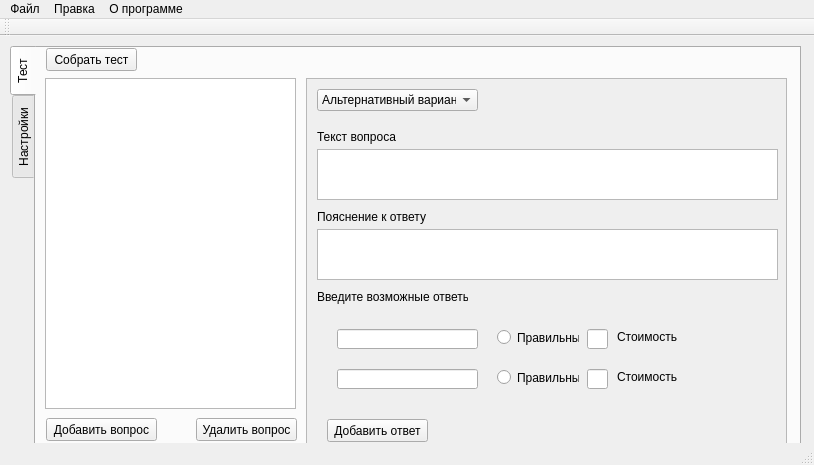
First picture: the form in mainwindow.ui, repository ImTema/createAndroidTest, before the edit.
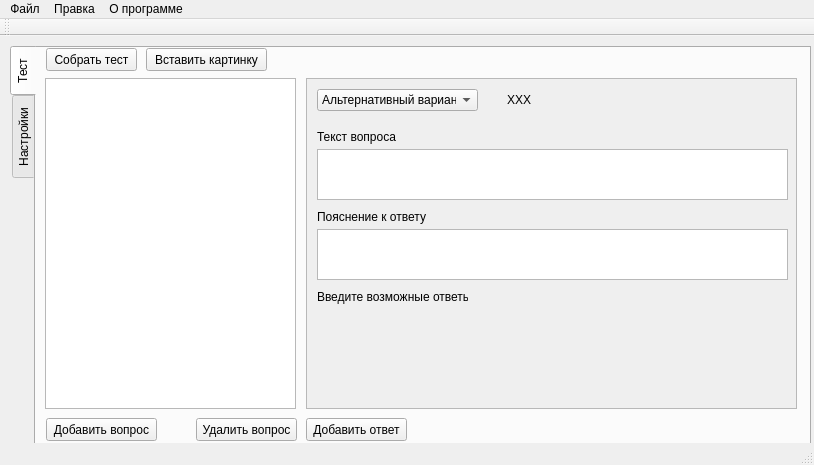
Second picture: the form after the edit. The open tabs and pages were chosen to show the change.

Commit message: creating and writing to *.xml file. opennong image with button creating questions by type

Patch:
```diff
--- a/mainwindow.ui
+++ b/mainwindow.ui
@@ -19,7 +19,7 @@
      <rect>
       <x>10</x>
       <y>10</y>
-      <width>791</width>
+      <width>801</width>
       <height>401</height>
      </rect>
     </property>
@@ -48,10 +48,25 @@
        <rect>
         <x>270</x>
         <y>30</y>
-        <width>481</width>
-        <height>371</height>
+        <width>491</width>
+        <height>331</height>
        </rect>
       </property>
+      <property name="sizePolicy">
+       <sizepolicy hsizetype="Expanding" vsizetype="Expanding">
+        <horstretch>0</horstretch>
+        <verstretch>0</verstretch>
+       </sizepolicy>
+      </property>
+      <property name="sizeIncrement">
+       <size>
+        <width>0</width>
+        <height>0</height>
+       </size>
+      </property>
+      <property name="sizeAdjustPolicy">
+       <enum>QAbstractScrollArea::AdjustToContents</enum>
+      </property>
       <property name="widgetResizable">
        <bool>true</bool>
       </property>
@@ -60,8 +75,8 @@
         <rect>
          <x>0</x>
          <y>0</y>
-         <width>479</width>
-         <height>369</height>
+         <width>489</width>
+         <height>329</height>
         </rect>
        </property>
        <widget class="QComboBox" name="comboBox">
@@ -122,10 +137,28 @@
          <rect>
           <x>10</x>
           <y>70</y>
-          <width>461</width>
+          <width>471</width>
           <height>51</height>
          </rect>
         </property>
+        <property name="sizePolicy">
+         <sizepolicy hsizetype="Expanding" vsizetype="Expanding">
+          <horstretch>0</horstretch>
+          <verstretch>0</verstretch>
+         </sizepolicy>
+        </property>
+        <property name="minimumSize">
+         <size>
+          <width>471</width>
+          <height>51</height>
+         </size>
+        </property>
+        <property name="sizeAdjustPolicy">
+         <enum>QAbstractScrollArea::AdjustToContents</enum>
+        </property>
+        <property name="lineWrapColumnOrWidth">
+         <number>0</number>
+        </property>
        </widget>
        <widget class="QLabel" name="label_2">
         <property name="geometry">
@@ -140,16 +173,6 @@
          <string>Пояснение к ответу</string>
         </property>
        </widget>
-       <widget class="QTextEdit" name="textEdit_2">
-        <property name="geometry">
-         <rect>
-          <x>10</x>
-          <y>150</y>
-          <width>461</width>
-          <height>51</height>
-         </rect>
-        </property>
-       </widget>
        <widget class="QLabel" name="label_3">
         <property name="geometry">
          <rect>
@@ -163,139 +186,38 @@
          <string>Введите возможные ответы</string>
         </property>
        </widget>
-       <widget class="QWidget" name="answersWidget" native="true">
+       <widget class="QTextEdit" name="explanationTextTextEdit">
+        <property name="geometry">
+         <rect>
+          <x>10</x>
+          <y>150</y>
+          <width>471</width>
+          <height>51</height>
+         </rect>
+        </property>
+       </widget>
+       <widget class="QWidget" name="verticalLayoutWidget">
         <property name="geometry">
          <rect>
           <x>10</x>
           <y>230</y>
-          <width>461</width>
-          <height>111</height>
+          <width>471</width>
+          <height>80</height>
          </rect>
         </property>
-        <widget class="QWidget" name="widget_3" native="true">
-         <property name="geometry">
-          <rect>
-           <x>10</x>
-           <y>10</y>
-           <width>441</width>
-           <height>41</height>
-          </rect>
-         </property>
-         <widget class="QRadioButton" name="radioButton_2">
-          <property name="geometry">
-           <rect>
-            <x>170</x>
-            <y>10</y>
-            <width>82</width>
-            <height>17</height>
-           </rect>
-          </property>
-          <property name="text">
-           <string>Правильный</string>
-          </property>
-         </widget>
-         <widget class="QLineEdit" name="lineEdit_4">
-          <property name="geometry">
-           <rect>
-            <x>260</x>
-            <y>10</y>
-            <width>21</width>
-            <height>20</height>
-           </rect>
-          </property>
-         </widget>
-         <widget class="QLabel" name="label_4">
-          <property name="geometry">
-           <rect>
-            <x>290</x>
-            <y>10</y>
-            <width>71</width>
-            <height>16</height>
-           </rect>
-          </property>
-          <property name="text">
-           <string>Стоимость</string>
-          </property>
-         </widget>
-         <widget class="QLineEdit" name="lineEdit_3">
-          <property name="geometry">
-           <rect>
-            <x>10</x>
-            <y>10</y>
-            <width>141</width>
-            <height>20</height>
-           </rect>
-          </property>
-         </widget>
-        </widget>
-        <widget class="QWidget" name="widget_4" native="true">
-         <property name="geometry">
-          <rect>
-           <x>10</x>
-           <y>50</y>
-           <width>441</width>
-           <height>41</height>
-          </rect>
-         </property>
-         <widget class="QRadioButton" name="radioButton_3">
-          <property name="geometry">
-           <rect>
-            <x>170</x>
-            <y>10</y>
-            <width>82</width>
-            <height>17</height>
-           </rect>
-          </property>
-          <property name="text">
-           <string>Правильный</string>
-          </property>
-         </widget>
-         <widget class="QLineEdit" name="lineEdit_5">
-          <property name="geometry">
-           <rect>
-            <x>260</x>
-            <y>10</y>
-            <width>21</width>
-            <height>20</height>
-           </rect>
-          </property>
-         </widget>
-         <widget class="QLabel" name="label_5">
-          <property name="geometry">
-           <rect>
-            <x>290</x>
-            <y>10</y>
-            <width>71</width>
-            <height>16</height>
-           </rect>
-          </property>
-          <property name="text">
-           <string>Стоимость</string>
-          </property>
-         </widget>
-         <widget class="QLineEdit" name="lineEdit_2">
-          <property name="geometry">
-           <rect>
-            <x>10</x>
-            <y>10</y>
-            <width>141</width>
-            <height>20</height>
-           </rect>
-          </property>
-         </widget>
-        </widget>
+        <layout class="QVBoxLayout" name="answersVLayout"/>
        </widget>
-       <widget class="QPushButton" name="pushButton_3">
+       <widget class="QLabel" name="imageLabel">
         <property name="geometry">
          <rect>
-          <x>20</x>
-          <y>340</y>
-          <width>101</width>
-          <height>23</height>
+          <x>200</x>
+          <y>10</y>
+          <width>281</width>
+          <height>21</height>
          </rect>
         </property>
         <property name="text">
-         <string>Добавить ответ</string>
+         <string>XXX</string>
         </property>
        </widget>
        <zorder>comboBox</zorder>
@@ -348,6 +270,32 @@
        <string>Собрать тест</string>
       </property>
      </widget>
+     <widget class="QPushButton" name="pushButton_3">
+      <property name="geometry">
+       <rect>
+        <x>270</x>
+        <y>370</y>
+        <width>101</width>
+        <height>23</height>
+       </rect>
+      </property>
+      <property name="text">
+       <string>Добавить ответ</string>
+      </property>
+     </widget>
+     <widget class="QPushButton" name="insertImage">
+      <property name="geometry">
+       <rect>
+        <x>110</x>
+        <y>0</y>
+        <width>121</width>
+        <height>23</height>
+       </rect>
+      </property>
+      <property name="text">
+       <string>Вставить картинку</string>
+      </property>
+     </widget>
     </widget>
     <widget class="QWidget" name="tab_2">
      <attribute name="title">
@@ -563,6 +511,46 @@
         </property>
        </item>
       </widget>
+      <widget class="QGroupBox" name="groupBox">
+       <property name="geometry">
+        <rect>
+         <x>40</x>
+         <y>130</y>
+         <width>102</width>
+         <height>73</height>
+        </rect>
+       </property>
+       <property name="title">
+        <string>GroupBox</string>
+       </property>
+       <layout class="QVBoxLayout" name="verticalLayout">
+        <item>
+         <widget class="QRadioButton" name="radioButton_2">
+          <property name="text">
+           <string>RadioButton</string>
+          </property>
+         </widget>
+        </item>
+        <item>
+         <widget class="QRadioButton" name="radioButton_3">
+          <property name="text">
+           <string>RadioButton</string>
+          </property>
+         </widget>
+        </item>
+       </layout>
+      </widget>
+     </widget>
+     <widget class="QWidget" name="widget_5" native="true">
+      <property name="geometry">
+       <rect>
+        <x>380</x>
+        <y>120</y>
+        <width>100</width>
+        <height>58</height>
+       </rect>
+      </property>
+      <layout class="QVBoxLayout" name="verticalLayout_2"/>
      </widget>
     </widget>
    </widget>
```
Left out of the diff: 129 changed lines with no effect on the pictures. The commit also changes 11 other files.
